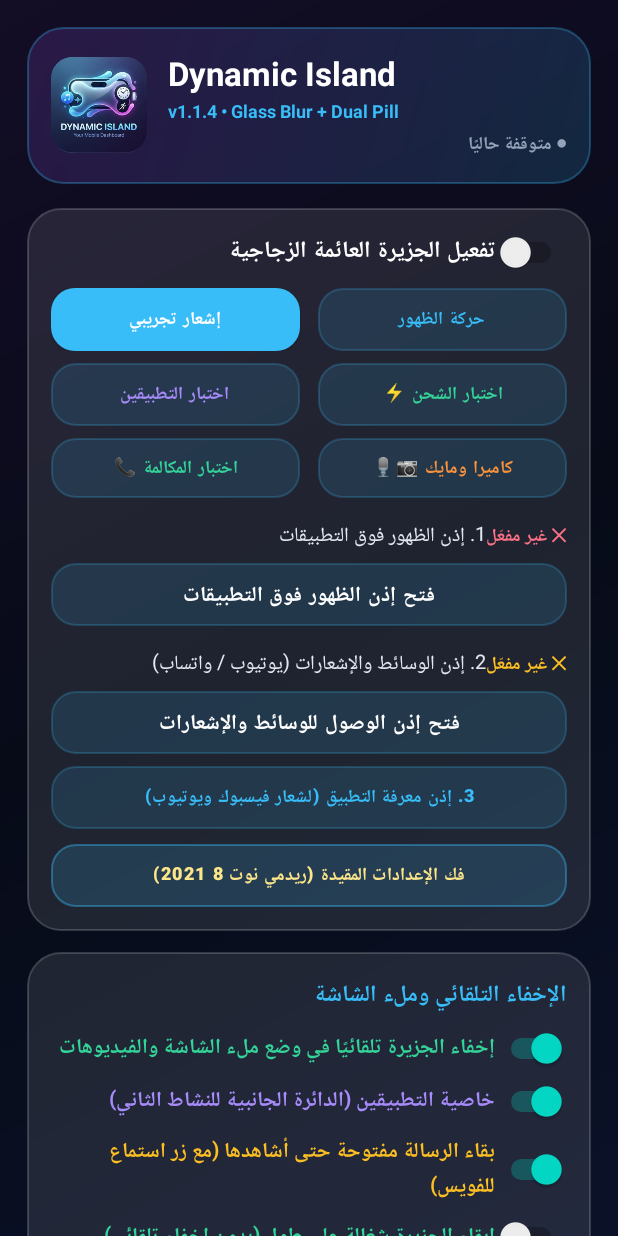
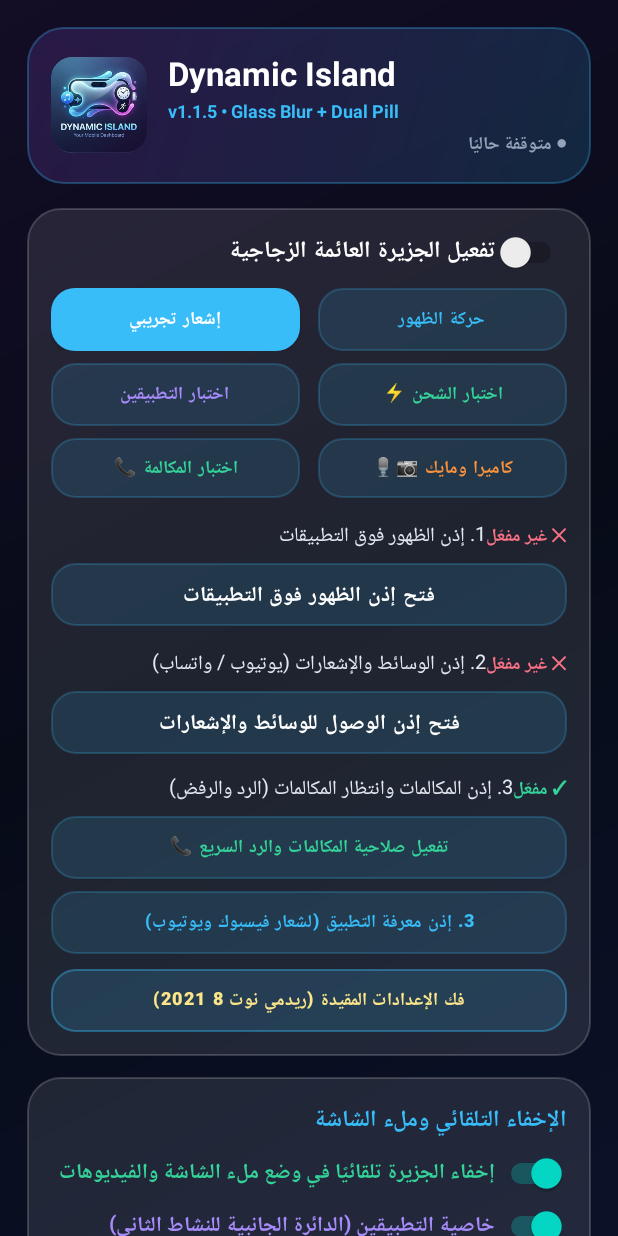
Before and after one commit to Anas-crack/Dinamic-island, an Android app: the screen it shows after launch (MainActivity), on a phone screen of 412 x 824 dp. Run offline under Robolectric (Android 15) with nearby library versions, the phone set to English and light mode, and no system bars; pictures from the network do not load.

Commit message:
Add files via upload

```diff
--- a/app/build.gradle.kts
+++ b/app/build.gradle.kts
@@ -11,8 +11,8 @@ android {
         applicationId = "com.dynamicisland.redminote8"
         minSdk = 26
         targetSdk = 34
-        versionCode = 15
-        versionName = "1.1.4"
+        versionCode = 16
+        versionName = "1.1.5"
         setProperty("archivesBaseName", "Dynamic Island")
     }
 
--- a/app/src/main/java/com/dynamicisland/redminote8/IslandNotificationListener.kt
+++ b/app/src/main/java/com/dynamicisland/redminote8/IslandNotificationListener.kt
@@ -227,8 +227,11 @@ class IslandNotificationListener : NotificationListenerService() {
             val lowerCombined = "$cTitle $cText".lowercase()
             val ringing = answerPending != null ||
                 lowerCombined.contains("مكالمة واردة") ||
+                lowerCombined.contains("مكالمة منتظرة") ||
+                lowerCombined.contains("call waiting") ||
                 lowerCombined.contains("incoming") ||
                 lowerCombined.contains("يتصل بك") ||
+                lowerCombined.contains("يرن") ||
                 lowerCombined.contains("calling")
             val wasRinging = IslandLiveStore.callIsRinging
             val sameCall = IslandLiveStore.callActive && IslandLiveStore.callNotifKey == sbn.key
--- a/app/src/main/java/com/dynamicisland/redminote8/MainActivity.kt
+++ b/app/src/main/java/com/dynamicisland/redminote8/MainActivity.kt
@@ -36,6 +36,7 @@ class MainActivity : AppCompatActivity() {
     private lateinit var settings: IslandSettings
     private lateinit var tvOverlayStatus: TextView
     private lateinit var tvNotifStatus: TextView
+    private lateinit var tvPhoneStatus: TextView
     private lateinit var tvServiceState: TextView
     private lateinit var switchEnable: Switch
 
@@ -81,6 +82,7 @@ class MainActivity : AppCompatActivity() {
         val tvDevVersion = findViewById<TextView>(R.id.tvDevVersion)
         tvOverlayStatus = findViewById(R.id.tvOverlayStatus)
         tvNotifStatus = findViewById(R.id.tvNotifStatus)
+        tvPhoneStatus = findViewById(R.id.tvPhoneStatus)
         tvServiceState = findViewById(R.id.tvServiceState)
         switchEnable = findViewById(R.id.switchEnableIsland)
 
@@ -94,6 +96,7 @@ class MainActivity : AppCompatActivity() {
         val btnTestCall = findViewById<Button>(R.id.btnTestCall)
         val btnTestPrivacy = findViewById<Button>(R.id.btnTestPrivacy)
         val btnUsagePerm = findViewById<Button>(R.id.btnUsagePermission)
+        val btnPhonePerm = findViewById<Button>(R.id.btnPhonePermission)
         val btnPickAvatar = findViewById<Button>(R.id.btnPickAvatar)
 
         val rgCutout = findViewById<RadioGroup>(R.id.rgCutoutType)
@@ -372,6 +375,12 @@ class MainActivity : AppCompatActivity() {
             sendBroadcast(Intent(DynamicIslandService.ACTION_TEST_PRIVACY).setPackage(packageName))
         }
 
+        btnPhonePerm.setOnClickListener {
+            val req = mutableListOf(Manifest.permission.READ_PHONE_STATE)
+            if (Build.VERSION.SDK_INT >= Build.VERSION_CODES.O) req.add(Manifest.permission.ANSWER_PHONE_CALLS)
+            requestPermissions(req.toTypedArray(), 902)
+        }
+
         btnUsagePerm.setOnClickListener {
             try {
                 startActivity(Intent(Settings.ACTION_USAGE_ACCESS_SETTINGS))
@@ -482,8 +491,24 @@ class MainActivity : AppCompatActivity() {
         tvOverlayStatus.text = if (overlayOk) "✓ مفعّل" else "✕ غير مفعّل"
         tvOverlayStatus.setTextColor(Color.parseColor(if (overlayOk) "#34D399" else "#FB7185"))
 
-        tvNotifStatus.text = if (notifOk) "✓ مفعّل (يقرأ يوتيوب والموسيقى)" else "✕ غير مفعّل"
-        tvNotifStatus.setTextColor(Color.parseColor(if (notifOk) "#34D399" else "#FBBF24"))
+        val notifConnected = notifOk && IslandLiveStore.listenerConnected
+        tvNotifStatus.text = when {
+            notifConnected -> "✓ متصل ويعمل الآن"
+            notifOk -> "⚠ أغلقه وافتحه لإعادة الربط"
+            else -> "✕ غير مفعّل"
+        }
+        tvNotifStatus.setTextColor(
+            Color.parseColor(
+                when {
+                    notifConnected -> "#34D399"
+                    notifOk -> "#FBBF24"
+                    else -> "#FB7185"
+                }
+            )
+        )
+        val hasPhone = ContextCompat.checkSelfPermission(this, Manifest.permission.READ_PHONE_STATE) == PackageManager.PERMISSION_GRANTED
+        tvPhoneStatus.text = if (hasPhone) "✓ مفعّل" else "✕ مطلوب للمكالمات"
+        tvPhoneStatus.setTextColor(Color.parseColor(if (hasPhone) "#34D399" else "#FB7185"))
 
         switchEnable.isChecked = DynamicIslandService.isRunning
         if (DynamicIslandService.isRunning) {
--- a/app/src/main/res/layout/activity_main.xml
+++ b/app/src/main/res/layout/activity_main.xml
@@ -15,7 +15,7 @@
             <ImageView android:layout_width="64dp" android:layout_height="64dp" android:contentDescription="@string/app_name" android:scaleType="centerCrop" android:src="@drawable/app_logo" />
             <LinearLayout android:layout_width="0dp" android:layout_height="wrap_content" android:layout_marginStart="14dp" android:layout_weight="1" android:orientation="vertical">
                 <TextView android:layout_width="match_parent" android:layout_height="wrap_content" android:text="Dynamic Island" android:textColor="#FFFFFF" android:textSize="22sp" android:textStyle="bold" />
-                <TextView android:id="@+id/tvVersionBadge" android:layout_width="match_parent" android:layout_height="wrap_content" android:layout_marginTop="2dp" android:text="v1.1.4 • Glass Blur + Dual Pill" android:textColor="#38BDF8" android:textSize="12sp" android:textStyle="bold" />
+                <TextView android:id="@+id/tvVersionBadge" android:layout_width="match_parent" android:layout_height="wrap_content" android:layout_marginTop="2dp" android:text="v1.1.5 • Glass Blur + Dual Pill" android:textColor="#38BDF8" android:textSize="12sp" android:textStyle="bold" />
                 <TextView android:id="@+id/tvServiceState" android:layout_width="match_parent" android:layout_height="wrap_content" android:layout_marginTop="4dp" android:text="● متوقفة حاليًا" android:textColor="#94A3B8" android:textSize="12sp" android:textStyle="bold" />
             </LinearLayout>
         </LinearLayout>
@@ -49,6 +49,11 @@
                 <TextView android:id="@+id/tvNotifStatus" android:layout_width="wrap_content" android:layout_height="wrap_content" android:text="✕ غير مفعّل" android:textColor="#FBBF24" android:textSize="12sp" android:textStyle="bold" />
             </LinearLayout>
             <Button android:id="@+id/btnNotifPermission" android:layout_width="match_parent" android:layout_height="42dp" android:layout_marginTop="6dp" android:background="@drawable/bg_btn_secondary" android:text="فتح إذن الوصول للوسائط والإشعارات" android:textAllCaps="false" android:textColor="#FFFFFF" android:textStyle="bold" />
+            <LinearLayout android:layout_width="match_parent" android:layout_height="wrap_content" android:layout_marginTop="12dp" android:gravity="center_vertical" android:orientation="horizontal">
+                <TextView android:layout_width="0dp" android:layout_height="wrap_content" android:layout_weight="1" android:text="3. إذن المكالمات وانتظار المكالمات (الرد والرفض)" android:textColor="#E2E8F0" android:textSize="13sp" />
+                <TextView android:id="@+id/tvPhoneStatus" android:layout_width="wrap_content" android:layout_height="wrap_content" android:text="✕ مطلوب" android:textColor="#FB7185" android:textSize="12sp" android:textStyle="bold" />
+            </LinearLayout>
+            <Button android:id="@+id/btnPhonePermission" android:layout_width="match_parent" android:layout_height="42dp" android:layout_marginTop="6dp" android:background="@drawable/bg_btn_secondary" android:text="تفعيل صلاحية المكالمات والرد السريع 📞" android:textAllCaps="false" android:textColor="#34D399" android:textSize="12sp" android:textStyle="bold" />
             <Button android:id="@+id/btnUsagePermission" android:layout_width="match_parent" android:layout_height="42dp" android:layout_marginTop="8dp" android:background="@drawable/bg_btn_secondary" android:text="3. إذن معرفة التطبيق (لشعار فيسبوك ويوتيوب)" android:textAllCaps="false" android:textColor="#38BDF8" android:textSize="12sp" android:textStyle="bold" />
             <Button android:id="@+id/btnAppInfoRestricted" android:layout_width="match_parent" android:layout_height="42dp" android:layout_marginTop="10dp" android:background="@drawable/bg_btn_amber" android:text="فك الإعدادات المقيدة (ريدمي نوت 8 2021)" android:textAllCaps="false" android:textColor="#FDE68A" android:textSize="12sp" android:textStyle="bold" />
         </LinearLayout>
@@ -156,7 +161,7 @@
             <LinearLayout android:layout_width="0dp" android:layout_height="wrap_content" android:layout_marginStart="12dp" android:layout_weight="1" android:orientation="vertical">
                 <TextView android:layout_width="match_parent" android:layout_height="wrap_content" android:text="عن المطور" android:textColor="#38BDF8" android:textSize="12sp" android:textStyle="bold" />
                 <TextView android:layout_width="match_parent" android:layout_height="wrap_content" android:text="أنس محمد (Anas Mohamed)" android:textColor="#FFFFFF" android:textSize="16sp" android:textStyle="bold" />
-                <TextView android:id="@+id/tvDevVersion" android:layout_width="match_parent" android:layout_height="wrap_content" android:layout_marginTop="2dp" android:text="تطبيق Dynamic Island — الإصدار v1.1.4" android:textColor="#CBD5E1" android:textSize="12sp" />
+                <TextView android:id="@+id/tvDevVersion" android:layout_width="match_parent" android:layout_height="wrap_content" android:layout_marginTop="2dp" android:text="تطبيق Dynamic Island — الإصدار v1.1.5" android:textColor="#CBD5E1" android:textSize="12sp" />
             </LinearLayout>
         </LinearLayout>
     </LinearLayout>
```
Also changed, not shown: app/src/main/java/com/dynamicisland/redminote8/DynamicIslandService.kt (+33 -4 lines).
